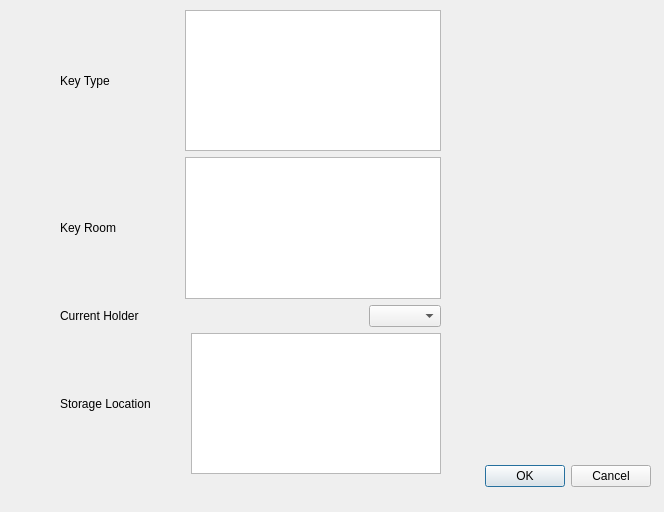
kieranmckenzie/teamworking_key_management_app, file addkey.ui: the form before one commit.
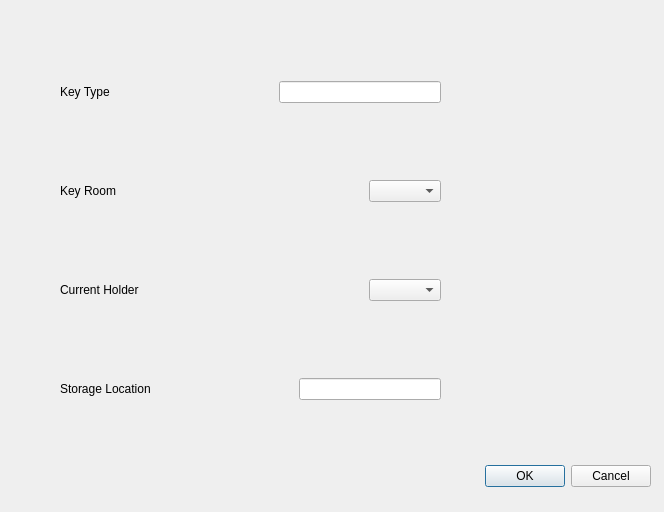
The form after the commit.

Diff of the .ui file:
```diff
--- a/addkey.ui
+++ b/addkey.ui
@@ -62,7 +62,7 @@
        </spacer>
       </item>
       <item>
-       <widget class="QTextEdit" name="addkey_key_type"/>
+       <widget class="QLineEdit" name="addkey_key_type"/>
       </item>
      </layout>
     </item>
@@ -89,7 +89,7 @@
        </spacer>
       </item>
       <item>
-       <widget class="QTextEdit" name="addkey_key_room"/>
+       <widget class="QComboBox" name="addkey_room_dropdown"/>
       </item>
      </layout>
     </item>
@@ -143,7 +143,7 @@
        </spacer>
       </item>
       <item>
-       <widget class="QTextEdit" name="addkey_storage_location"/>
+       <widget class="QLineEdit" name="addkey_storage_location"/>
       </item>
      </layout>
     </item>
```
